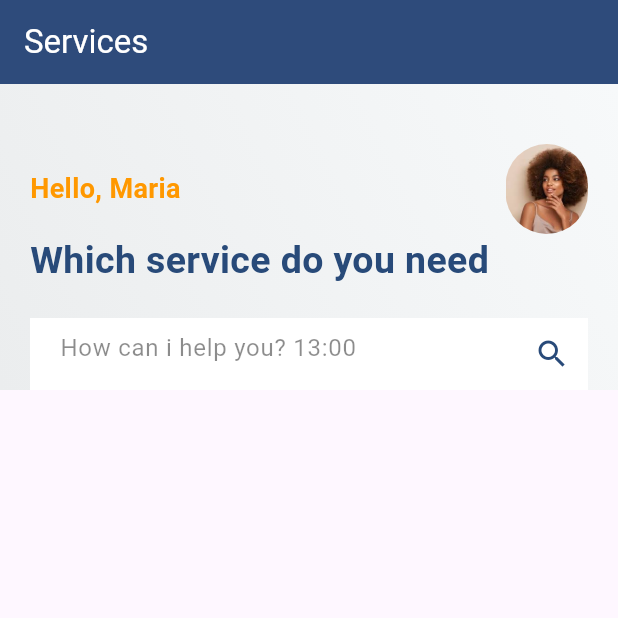
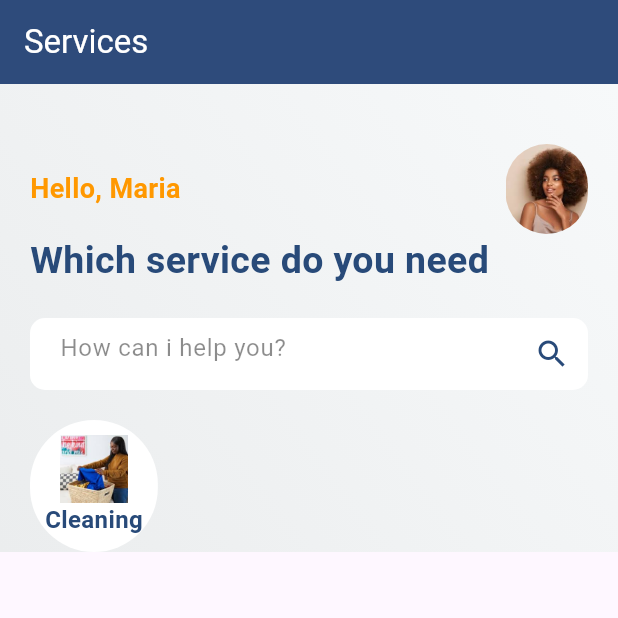
Before and after one commit to Senwin5/serviceproduction, a Flutter app: the screen it shows after launch, on a phone screen of 412 x 824 dp, the top half of it. Run offline on Flutter 3.47's test engine with Material 3 defaults, Android fonts, the phone set to English and light mode, and no system bars.

Commit message:
Servicing in progres

```diff
--- a/lib/pages/home.dart
+++ b/lib/pages/home.dart
@@ -12,7 +12,7 @@ class _HomeState extends State<Home> {
   Widget build(BuildContext context) {
     return Scaffold(
       appBar: AppBar(
-        title: Text("Services",style:TextStyle(color: Colors.white),),
+        title: Text("Services", style: TextStyle(color: Colors.white)),
         backgroundColor: Color(0xff284a79), // Optional: make it visible
         elevation: 4,
       ),
@@ -70,11 +70,14 @@ class _HomeState extends State<Home> {
                   Container(
                     padding: EdgeInsets.only(left: 20.0),
                     width: MediaQuery.of(context).size.width,
-                    decoration: BoxDecoration(color: Colors.white),
+                    decoration: BoxDecoration(
+                      color: Colors.white,
+                      borderRadius: BorderRadius.circular(10),
+                    ),
                     child: TextField(
                       decoration: InputDecoration(
                         border: InputBorder.none,
-                        hintText: "How can i help you? 13:00",
+                        hintText: "How can i help you?",
                         hintStyle: TextStyle(color: Colors.black45),
                         suffixIcon: Icon(
                           Icons.search,
@@ -82,6 +85,38 @@ class _HomeState extends State<Home> {
                         ),
                       ),
                     ),
+                  ),
+                  //Adding images of the category e:g, Painter, Electrician etc..
+                  SizedBox(height: 20),
+                  Row(
+                    children: [
+                      Container(
+                        padding: EdgeInsets.all(10),
+                        decoration: BoxDecoration(
+                          color: Colors.white,
+                          borderRadius: BorderRadius.circular(60),
+                        ),
+                        child: Column(
+                          children: [
+                            Image.asset(
+                              "images/laundry.jpg",
+                              height: 45,
+                              width: 45,
+                              fit: BoxFit.cover,
+                            ),
+                            //Adding text to the image after converting the image to a Column
+                            Text(
+                              'Cleaning',
+                              style: TextStyle(
+                                color: Color(0xff284a79),
+                                fontSize: 16.0,
+                                fontWeight: FontWeight.bold,
+                              ),
+                            ),
+                          ],
+                        ),
+                      ),
+                    ],
                   ),
                 ],
               ),
```
Also changed, not shown: images/laundry.jpg (added), images/logo.jpg (added), images/logo.png (added).
